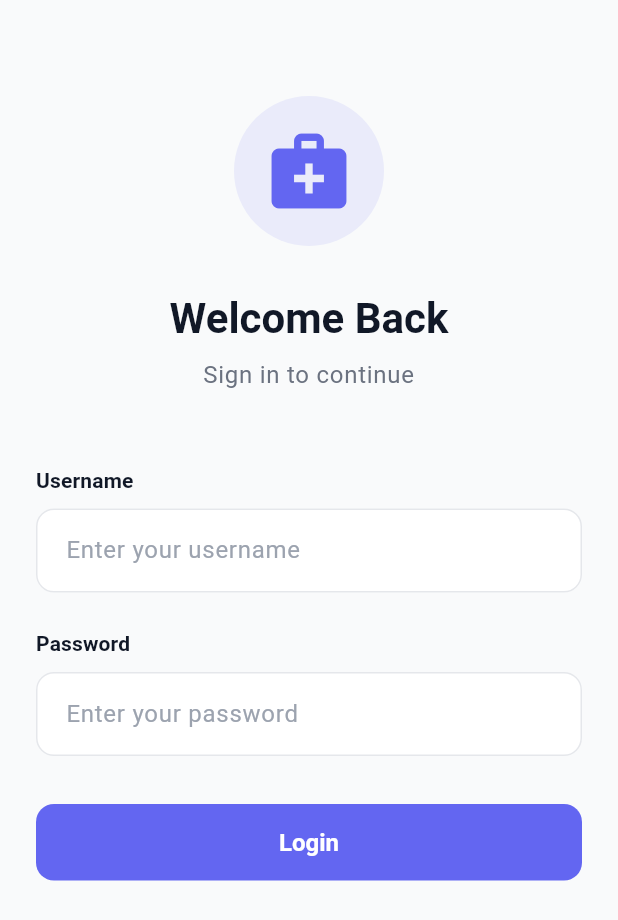
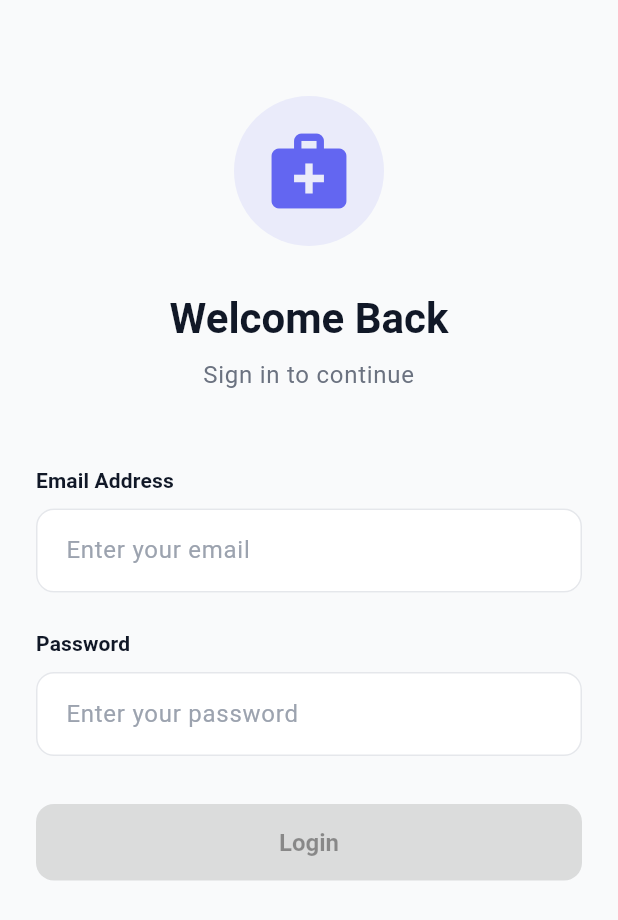
Before and after one commit to sanashajiya/medicompare_employee, a Flutter app: the screen it shows after launch, on a phone screen of 412 x 824 dp. Shown: the top 920 px of the screen. Run offline on Flutter 3.47's test engine with Material 3 defaults, Android fonts, the phone set to English and light mode, and no system bars; our stand-ins replace equatable, file_picker, flutter_bloc, get_it.

Commit message:
integrate login api

```diff
--- a/lib/core/constants/api_endpoints.dart
+++ b/lib/core/constants/api_endpoints.dart
@@ -1,8 +1,8 @@
 class ApiEndpoints {
-  static const String baseUrl = 'https://api.example.com'; // Replace with actual API URL
+  static const String baseUrl = 'http://192.168.0.161:9001/api/v1';
 
   // Authentication endpoints
-  static const String login = '$baseUrl/auth/login';
+  static const String login = '$baseUrl/employeevendor/auth/login';
 
   // OTP endpoints
   static const String sendOtp = '$baseUrl/otp/send';
--- a/lib/domain/entities/user_entity.dart
+++ b/lib/domain/entities/user_entity.dart
@@ -2,15 +2,25 @@ import 'package:equatable/equatable.dart';
 
 class UserEntity extends Equatable {
   final String id;
-  final String username;
+  final String name;
+  final String email;
+  final String mobile;
   final String token;
+  final String status;
+  final String type;
+  final String? roleName;
 
   const UserEntity({
     required this.id,
-    required this.username,
+    required this.name,
+    required this.email,
+    required this.mobile,
     required this.token,
+    required this.status,
+    required this.type,
+    this.roleName,
   });
 
   @override
-  List<Object?> get props => [id, username, token];
+  List<Object?> get props => [id, name, email, mobile, token, status, type, roleName];
 }
--- a/lib/domain/repositories/auth_repository.dart
+++ b/lib/domain/repositories/auth_repository.dart
@@ -2,7 +2,7 @@ import '../entities/user_entity.dart';
 
 abstract class AuthRepository {
   Future<UserEntity> login({
-    required String username,
+    required String email,
     required String password,
   });
 }
--- a/lib/domain/usecases/login_usecase.dart
+++ b/lib/domain/usecases/login_usecase.dart
@@ -7,12 +7,9 @@ class LoginUseCase {
   LoginUseCase(this.repository);
 
   Future<UserEntity> call({
-    required String username,
+    required String email,
     required String password,
   }) async {
-    return await repository.login(
-      username: username,
-      password: password,
-    );
+    return await repository.login(email: email, password: password);
   }
 }
--- a/lib/main.dart
+++ b/lib/main.dart
@@ -1,5 +1,8 @@
 import 'package:flutter/material.dart';
 import 'package:flutter/services.dart';
+import 'package:flutter_bloc/flutter_bloc.dart';
+import 'package:medicompare_employee/presentation/blocs/auth/auth_bloc.dart';
+
 import 'core/di/injection_container.dart';
 import 'core/theme/app_theme.dart';
 import 'presentation/screens/auth/login_screen.dart';
@@ -24,11 +27,18 @@ class MedicompareEmployeeApp extends StatelessWidget {
 
   @override
   Widget build(BuildContext context) {
-    return MaterialApp(
-      title: 'Medicompare Employee',
-      debugShowCheckedModeBanner: false,
-      theme: AppTheme.lightTheme,
-      home: const LoginScreen(),
+    return MultiBlocProvider(
+      providers: [
+        BlocProvider<AuthBloc>(
+          create: (_) => sl<AuthBloc>(),
+        ),
+      ],
+      child: MaterialApp(
+        title: 'Medicompare Employee',
+        debugShowCheckedModeBanner: false,
+        theme: AppTheme.lightTheme,
+        home: const LoginScreen(),
+      ),
     );
   }
 }
--- a/lib/presentation/blocs/auth/auth_bloc.dart
+++ b/lib/presentation/blocs/auth/auth_bloc.dart
@@ -14,16 +14,25 @@ class AuthBloc extends Bloc<AuthEvent, AuthState> {
     LoginSubmitted event,
     Emitter<AuthState> emit,
   ) async {
+    print('🔐 Login attempt for: ${event.email}');
     emit(AuthLoading());
 
     try {
       final user = await loginUseCase(
-        username: event.username,
+        email: event.email,
         password: event.password,
       );
+      print('✅ Login successful! User: ${user.name}, Email: ${user.email}');
       emit(AuthSuccess(user));
+      print('✅ AuthSuccess state emitted');
+    } on Exception catch (e) {
+      // Extract error message from Exception
+      final errorMessage = e.toString().replaceFirst('Exception: ', '');
+      print('❌ Login failed with exception: $errorMessage');
+      emit(AuthFailure(errorMessage));
     } catch (e) {
-      emit(AuthFailure(e.toString()));
+      print('❌ Login failed with error: $e');
+      emit(AuthFailure('An unexpected error occurred. Please try again.'));
     }
   }
 }
--- a/lib/presentation/blocs/auth/auth_event.dart
+++ b/lib/presentation/blocs/auth/auth_event.dart
@@ -8,14 +8,14 @@ abstract class AuthEvent extends Equatable {
 }
 
 class LoginSubmitted extends AuthEvent {
-  final String username;
+  final String email;
   final String password;
 
   const LoginSubmitted({
-    required this.username,
+    required this.email,
     required this.password,
   });
 
   @override
-  List<Object?> get props => [username, password];
+  List<Object?> get props => [email, password];
 }
--- a/lib/presentation/screens/auth/login_screen.dart
+++ b/lib/presentation/screens/auth/login_screen.dart
@@ -1,6 +1,5 @@
 import 'package:flutter/material.dart';
 import 'package:flutter_bloc/flutter_bloc.dart';
-import '../../../core/di/injection_container.dart';
 import '../../../core/theme/app_colors.dart';
 import '../../../core/utils/validators.dart';
 import '../../blocs/auth/auth_bloc.dart';
@@ -18,40 +17,52 @@ class LoginScreen extends StatefulWidget {
 }
 
 class _LoginScreenState extends State<LoginScreen> {
-  final _usernameController = TextEditingController();
+  final _emailController = TextEditingController();
   final _passwordController = TextEditingController();
 
-  String? _usernameError;
+  String? _emailError;
   String? _passwordError;
   bool _isFormValid = false;
   bool _showErrors = false;
 
   @override
   void dispose() {
-    _usernameController.dispose();
+    _emailController.dispose();
     _passwordController.dispose();
     super.dispose();
   }
 
   void _validateForm({bool showErrors = false}) {
-    final usernameError = Validators.validateUsername(_usernameController.text);
+    final emailError = Validators.validateEmail(_emailController.text);
     final passwordError = Validators.validatePassword(_passwordController.text);
 
     setState(() {
       if (showErrors) _showErrors = true;
-      _usernameError = _showErrors ? usernameError : null;
+      _emailError = _showErrors ? emailError : null;
       _passwordError = _showErrors ? passwordError : null;
-      _isFormValid = usernameError == null && passwordError == null;
+      _isFormValid = emailError == null && passwordError == null;
     });
   }
 
   void _onLogin() {
     _validateForm(showErrors: true);
     if (_isFormValid) {
+      print('📧 Attempting login with email: ${_emailController.text}');
+
+      // Dispatch event to the AuthBloc provided in main.dart
       context.read<AuthBloc>().add(
         LoginSubmitted(
-          username: _usernameController.text,
+          email: _emailController.text.trim(),
           password: _passwordController.text,
+        ),
+      );
+    } else {
+      print('❌ Form validation failed');
+      ScaffoldMessenger.of(context).showSnackBar(
+        const SnackBar(
+          content: Text('Please enter valid email and password'),
+          backgroundColor: AppColors.error,
+          duration: Duration(seconds: 2),
         ),
       );
     }
@@ -59,30 +70,58 @@ class _LoginScreenState extends State<LoginScreen> {
 
   @override
   Widget build(BuildContext context) {
-    return BlocProvider(
-      create: (_) => sl<AuthBloc>(),
-      child: Scaffold(
+    // ⚠️ REMOVED BlocProvider - using the one from main.dart instead
+    return Scaffold(
       body: BlocListener<AuthBloc, AuthState>(
+        // 🎯 BlocListener for side effects (navigation, snackbars)
         listener: (context, state) {
-            if (state is AuthSuccess) {
+          print('🎯 [BlocListener] Auth state changed: ${state.runtimeType}');
+
+          if (state is AuthLoading) {
+            print('⏳ [BlocListener] Login in progress...');
+          } else if (state is AuthSuccess) {
+            print('✅ [BlocListener] Login successful!');
+            print('✅ [BlocListener] User: ${state.user.name}');
+            print('✅ [BlocListener] Email: ${state.user.email}');
+            print(
+              '✅ [BlocListener] Token: ${state.user.token.substring(0, 20)}...',
+            );
+
+            // Show success message
+            ScaffoldMessenger.of(context).showSnackBar(
+              SnackBar(
+                content: Text('Welcome ${state.user.name}!'),
+                backgroundColor: AppColors.success,
+                duration: const Duration(seconds: 2),
+              ),
+            );
+
+            // Navigate immediately (no delay needed since we're in the listener)
+            print('🚀 [BlocListener] Navigating to home screen...');
             Navigator.of(context).pushReplacement(
               MaterialPageRoute(builder: (_) => const HomeScreen()),
             );
           } else if (state is AuthFailure) {
+            print('❌ [BlocListener] Login failed: ${state.error}');
             ScaffoldMessenger.of(context).showSnackBar(
               SnackBar(
                 content: Text(state.error),
                 backgroundColor: AppColors.error,
+                duration: const Duration(seconds: 4),
               ),
             );
           }
         },
-          child: SafeArea(
+        // 🎨 BlocBuilder for UI rendering based on state
         child: BlocBuilder<AuthBloc, AuthState>(
           builder: (context, state) {
+            print(
+              '🎨 [BlocBuilder] Building UI with state: ${state.runtimeType}',
+            );
             final isLoading = state is AuthLoading;
 
-                return SingleChildScrollView(
+            return SafeArea(
+              child: SingleChildScrollView(
                 padding: const EdgeInsets.all(24),
                 child: Column(
                   crossAxisAlignment: CrossAxisAlignment.stretch,
@@ -126,13 +165,13 @@ class _LoginScreenState extends State<LoginScreen> {
 
                     const SizedBox(height: 48),
 
-                      // Username field
+                    // Email field
                     CustomTextField(
-                        controller: _usernameController,
-                        label: 'Username',
-                        hint: 'Enter your username',
-                        errorText: _usernameError,
-                        keyboardType: TextInputType.text,
+                      controller: _emailController,
+                      label: 'Email Address',
+                      hint: 'Enter your email',
+                      errorText: _emailError,
+                      keyboardType: TextInputType.emailAddress,
                       enabled: !isLoading,
                       onChanged: (_) => _validateForm(),
                     ),
@@ -155,14 +194,7 @@ class _LoginScreenState extends State<LoginScreen> {
                     // Login button
                     CustomButton(
                       text: 'Login',
-                        // onPressed: _isFormValid && !isLoading ? _onLogin : null,
-                        onPressed: () {
-                          Navigator.of(context).push(
-                            MaterialPageRoute(
-                              builder: (_) => const HomeScreen(),
-                            ),
-                          );
-                        },
+                      onPressed: _isFormValid && !isLoading ? _onLogin : null,
                       isLoading: isLoading,
                       width: double.infinity,
                     ),
@@ -170,10 +202,9 @@ class _LoginScreenState extends State<LoginScreen> {
                     const SizedBox(height: 16),
                   ],
                 ),
+              ),
             );
           },
-            ),
-          ),
         ),
       ),
     );
```
Also changed, not shown: lib/core/di/injection_container.dart (+9 -14 lines), lib/data/datasources/remote/api_service.dart (+31 -4 lines), lib/data/models/user_model.dart (+25 -5 lines), lib/data/repositories/auth_repository_impl.dart (+42 -12 lines), 4 other files. Lines whose indentation alone changed are shown as unchanged.
